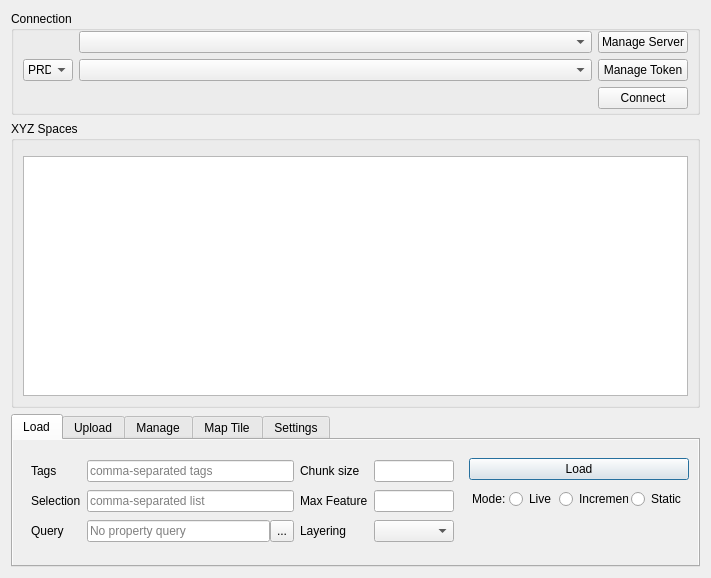
Qt form XYZHubConnector/gui/ui/tab_dialog.ui (minff/xyz-qgis-plugin) before a commit.
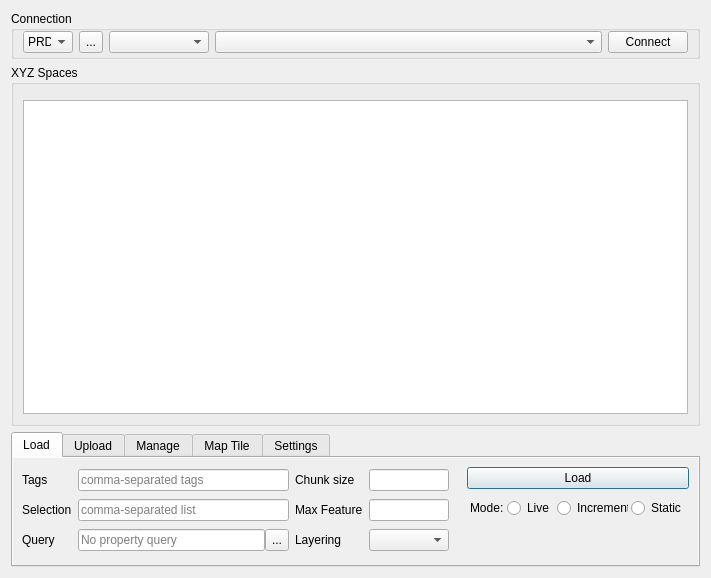
The same form after that commit. Custom widgets are drawn as their Qt base class.

Commit message:
ui: combine btn_token btn_server into 1 btn_menu
+ adjust alignment, margin, tooltip

The edit to the form file:
```diff
--- a/XYZHubConnector/gui/ui/tab_dialog.ui
+++ b/XYZHubConnector/gui/ui/tab_dialog.ui
@@ -35,8 +35,8 @@
       <property name="bottomMargin">
        <number>3</number>
       </property>
-      <item row="1" column="3">
-       <widget class="QPushButton" name="btn_token">
+      <item row="0" column="5">
+       <widget class="QPushButton" name="btn_use">
         <property name="sizePolicy">
          <sizepolicy hsizetype="Preferred" vsizetype="Fixed">
           <horstretch>0</horstretch>
@@ -44,46 +44,77 @@
          </sizepolicy>
         </property>
         <property name="text">
-         <string>Manage Token</string>
+         <string>Connect</string>
         </property>
         <property name="autoDefault">
          <bool>false</bool>
         </property>
        </widget>
       </item>
-      <item row="1" column="2">
-       <widget class="QComboBox" name="comboBox_token">
-        <property name="enabled">
-         <bool>true</bool>
-        </property>
-        <property name="sizePolicy">
-         <sizepolicy hsizetype="MinimumExpanding" vsizetype="Fixed">
-          <horstretch>0</horstretch>
-          <verstretch>0</verstretch>
-         </sizepolicy>
-        </property>
-        <property name="editable">
-         <bool>false</bool>
-        </property>
-       </widget>
-      </item>
       <item row="0" column="3">
-       <widget class="QPushButton" name="btn_server">
+       <widget class="QComboBox" name="comboBox_server_url">
+        <property name="enabled">
+         <bool>true</bool>
+        </property>
         <property name="sizePolicy">
-         <sizepolicy hsizetype="Preferred" vsizetype="Fixed">
+         <sizepolicy hsizetype="MinimumExpanding" vsizetype="Fixed">
+          <horstretch>0</horstretch>
+          <verstretch>0</verstretch>
+         </sizepolicy>
+        </property>
+        <property name="maximumSize">
+         <size>
+          <width>100</width>
+          <height>16777215</height>
+         </size>
+        </property>
+        <property name="editable">
+         <bool>false</bool>
+        </property>
+        <property name="toolTip">
+         <string>Data Hub Server</string>
+        </property>
+       </widget>
+      </item>
+      <item row="0" column="4">
+       <widget class="QComboBox" name="comboBox_token">
+        <property name="enabled">
+         <bool>true</bool>
+        </property>
+        <property name="sizePolicy">
+         <sizepolicy hsizetype="MinimumExpanding" vsizetype="Fixed">
+          <horstretch>0</horstretch>
+          <verstretch>0</verstretch>
+         </sizepolicy>
+        </property>
+        <property name="editable">
+         <bool>false</bool>
+        </property>
+        <property name="toolTip">
+         <string>Data Hub Token</string>
+        </property>
+       </widget>
+      </item>
+      <item row="0" column="1">
+       <widget class="QToolButton" name="btn_menu">
+        <property name="sizePolicy">
+         <sizepolicy hsizetype="Fixed" vsizetype="Preferred">
           <horstretch>0</horstretch>
           <verstretch>0</verstretch>
          </sizepolicy>
         </property>
         <property name="text">
-         <string>Manage Server</string>
+         <string>...</string>
         </property>
-        <property name="autoDefault">
-         <bool>false</bool>
+        <property name="popupMode">
+         <enum>QToolButton::InstantPopup</enum>
+        </property>
+        <property name="toolTip">
+         <string>Manage Hub Server/Token</string>
         </property>
        </widget>
       </item>
-      <item row="1" column="0">
+      <item row="0" column="0">
        <widget class="QComboBox" name="comboBox_server">
         <property name="enabled">
          <bool>true</bool>
@@ -100,6 +131,9 @@
           <height>16777215</height>
          </size>
         </property>
+        <property name="visible">
+         <bool>false</bool>
+        </property>
         <item>
          <property name="text">
           <string>PRD</string>
@@ -117,38 +151,6 @@
         </item>
        </widget>
       </item>
-      <item row="0" column="2">
-       <widget class="QComboBox" name="comboBox_server_url">
-        <property name="enabled">
-         <bool>true</bool>
-        </property>
-        <property name="sizePolicy">
-         <sizepolicy hsizetype="MinimumExpanding" vsizetype="Fixed">
-          <horstretch>0</horstretch>
-          <verstretch>0</verstretch>
-         </sizepolicy>
-        </property>
-        <property name="editable">
-         <bool>false</bool>
-        </property>
-       </widget>
-      </item>
-      <item row="2" column="3">
-       <widget class="QPushButton" name="btn_use">
-        <property name="sizePolicy">
-         <sizepolicy hsizetype="Preferred" vsizetype="Fixed">
-          <horstretch>0</horstretch>
-          <verstretch>0</verstretch>
-         </sizepolicy>
-        </property>
-        <property name="text">
-         <string>Connect</string>
-        </property>
-        <property name="autoDefault">
-         <bool>false</bool>
-        </property>
-       </widget>
-      </item>
      </layout>
     </widget>
    </item>
@@ -220,6 +222,21 @@
        <string>Load</string>
       </attribute>
       <layout class="QHBoxLayout" name="horizontalLayout_4">
+       <property name="spacing">
+        <number>0</number>
+       </property>
+       <property name="leftMargin">
+        <number>0</number>
+       </property>
+       <property name="topMargin">
+        <number>0</number>
+       </property>
+       <property name="rightMargin">
+        <number>0</number>
+       </property>
+       <property name="bottomMargin">
+        <number>0</number>
+       </property>
        <item>
         <widget class="QWidget" name="widget_2" native="true">
          <property name="sizePolicy">
@@ -305,7 +322,7 @@
           <item row="0" column="1" colspan="3">
            <widget class="QLineEdit" name="lineEdit_tags">
             <property name="sizePolicy">
-             <sizepolicy hsizetype="Preferred" vsizetype="Fixed">
+             <sizepolicy hsizetype="Minimum" vsizetype="Fixed">
               <horstretch>0</horstretch>
               <verstretch>0</verstretch>
              </sizepolicy>
@@ -334,7 +351,7 @@
           <item row="1" column="1" colspan="3">
            <widget class="QLineEdit" name="lineEdit_selection">
             <property name="sizePolicy">
-             <sizepolicy hsizetype="Preferred" vsizetype="Fixed">
+             <sizepolicy hsizetype="Minimum" vsizetype="Fixed">
               <horstretch>0</horstretch>
               <verstretch>0</verstretch>
              </sizepolicy>
@@ -410,7 +427,7 @@
               <item>
                <widget class="QLineEdit" name="lineEdit_filter">
                 <property name="sizePolicy">
-                 <sizepolicy hsizetype="Preferred" vsizetype="Fixed">
+                <sizepolicy hsizetype="Minimum" vsizetype="Fixed">
                   <horstretch>0</horstretch>
                   <verstretch>0</verstretch>
                  </sizepolicy>
@@ -449,17 +466,11 @@
         <widget class="QWidget" name="widget_4" native="true">
          <property name="maximumSize">
           <size>
-           <width>220</width>
+           <width>240</width>
            <height>16777215</height>
           </size>
          </property>
          <layout class="QFormLayout" name="formLayout">
-          <property name="leftMargin">
-           <number>0</number>
-          </property>
-          <property name="rightMargin">
-           <number>0</number>
-          </property>
           <item row="0" column="0" colspan="2">
            <widget class="QPushButton" name="btn_load">
             <property name="text">
@@ -538,6 +549,21 @@
        <string>Upload</string>
       </attribute>
       <layout class="QHBoxLayout" name="horizontalLayout_5">
+       <property name="spacing">
+        <number>0</number>
+       </property>
+       <property name="leftMargin">
+        <number>0</number>
+       </property>
+       <property name="topMargin">
+        <number>0</number>
+       </property>
+       <property name="rightMargin">
+        <number>0</number>
+       </property>
+       <property name="bottomMargin">
+        <number>0</number>
+       </property>
        <item>
         <widget class="QWidget" name="widget_3" native="true">
          <property name="sizePolicy">
@@ -599,17 +625,11 @@
         <widget class="QWidget" name="widget_5" native="true">
          <property name="maximumSize">
           <size>
-           <width>220</width>
+           <width>240</width>
            <height>16777215</height>
           </size>
          </property>
          <layout class="QFormLayout" name="formLayout_4">
-          <property name="leftMargin">
-           <number>0</number>
-          </property>
-          <property name="rightMargin">
-           <number>0</number>
-          </property>
           <item row="0" column="0" colspan="2">
            <widget class="QPushButton" name="btn_upload">
             <property name="text">
@@ -631,6 +651,24 @@
       </attribute>
       <layout class="QHBoxLayout" name="horizontalLayout_2">
        <property name="spacing">
+        <number>0</number>
+       </property>
+       <property name="leftMargin">
+        <number>0</number>
+       </property>
+       <property name="topMargin">
+        <number>0</number>
+       </property>
+       <property name="rightMargin">
+        <number>0</number>
+       </property>
+       <property name="bottomMargin">
+        <number>0</number>
+       </property>
+       <item>
+        <widget class="QWidget" name="widget_10" native="true">
+         <layout class="QHBoxLayout" name="horizontalLayout_10">
+          <property name="spacing">
         <number>20</number>
        </property>
        <item>
@@ -683,6 +721,9 @@
        </item>
       </layout>
      </widget>
+       </item>
+      </layout>
+     </widget>
      <widget class="QWidget" name="tab_basemap">
       <property name="autoFillBackground">
        <bool>true</bool>
@@ -691,6 +732,21 @@
        <string>Map Tile</string>
       </attribute>
       <layout class="QHBoxLayout" name="horizontalLayout_6">
+       <property name="spacing">
+        <number>0</number>
+       </property>
+       <property name="leftMargin">
+        <number>0</number>
+       </property>
+       <property name="topMargin">
+        <number>0</number>
+       </property>
+       <property name="rightMargin">
+        <number>0</number>
+       </property>
+       <property name="bottomMargin">
+        <number>0</number>
+       </property>
        <item>
         <widget class="QWidget" name="widget_6" native="true">
          <property name="sizePolicy">
@@ -800,17 +856,11 @@
          </property>
          <property name="maximumSize">
           <size>
-           <width>220</width>
+           <width>240</width>
            <height>16777215</height>
           </size>
          </property>
          <layout class="QFormLayout" name="formLayout_6">
-          <property name="leftMargin">
-           <number>0</number>
-          </property>
-          <property name="rightMargin">
-           <number>0</number>
-          </property>
           <item row="0" column="0" colspan="2">
            <widget class="QPushButton" name="btn_basemap">
             <property name="text">
@@ -831,6 +881,24 @@
        <string>Settings</string>
       </attribute>
       <layout class="QHBoxLayout" name="horizontalLayout_7">
+       <property name="spacing">
+        <number>0</number>
+       </property>
+       <property name="leftMargin">
+        <number>0</number>
+       </property>
+       <property name="topMargin">
+        <number>0</number>
+       </property>
+       <property name="rightMargin">
+        <number>0</number>
+       </property>
+       <property name="bottomMargin">
+        <number>0</number>
+       </property>
+       <item>
+        <widget class="QWidget" name="widget_8" native="true">
+         <layout class="QHBoxLayout" name="horizontalLayout">
        <item>
         <spacer name="horizontalSpacer">
          <property name="orientation">
@@ -847,21 +915,18 @@
          </property>
         </spacer>
        </item>
+         </layout>
+        </widget>
+       </item>
        <item>
         <widget class="QWidget" name="widget_9" native="true">
          <property name="maximumSize">
           <size>
-           <width>220</width>
+           <width>240</width>
            <height>16777215</height>
           </size>
          </property>
          <layout class="QFormLayout" name="formLayout_8">
-          <property name="leftMargin">
-           <number>0</number>
-          </property>
-          <property name="rightMargin">
-           <number>0</number>
-          </property>
           <item row="0" column="0" colspan="2">
            <widget class="QPushButton" name="btn_clear_cache">
             <property name="text">
```
Left out of the diff: 1 changed line with no effect on the pictures. Lines whose indentation alone changed are shown as unchanged. The commit also changes 1 other file.
